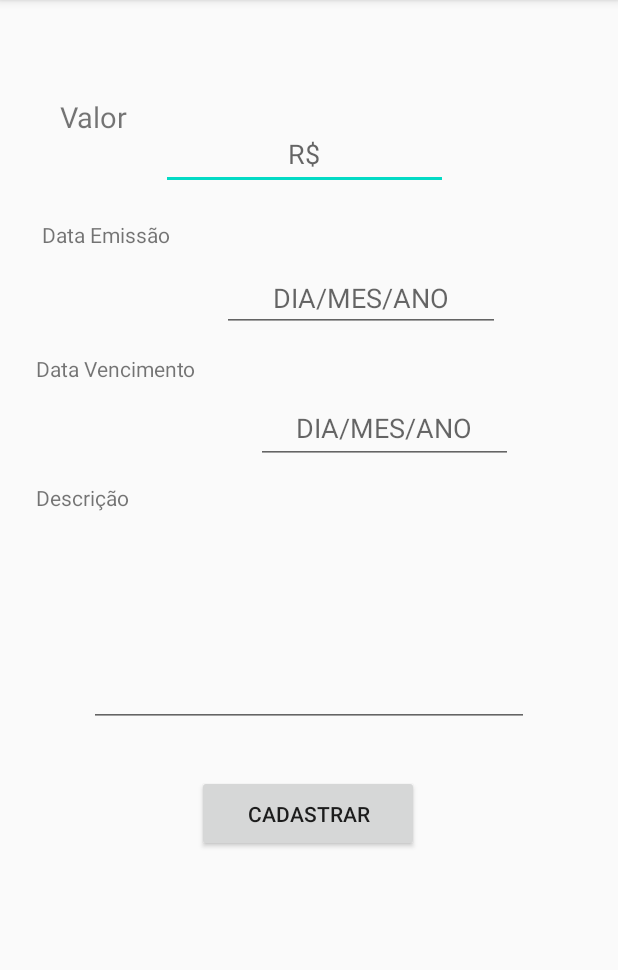
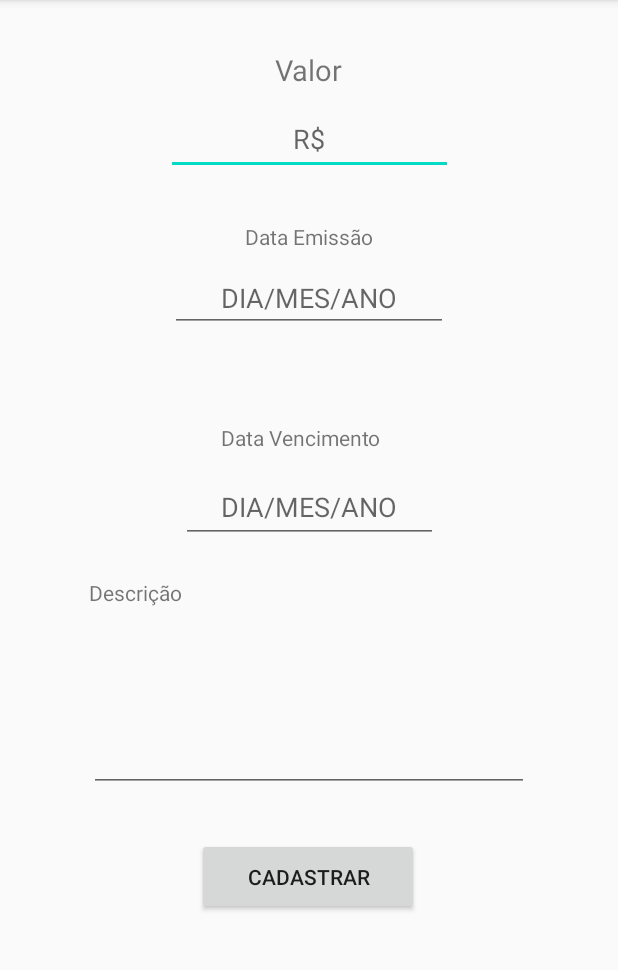
Before and after one commit to Cristierre/GestorDespesasApp, an Android app: the CadastroDespesaActivity screen opened directly, with no data from a screen before it, on a phone screen of 412 x 824 dp, the part 84-1054 px from its top. Run offline under Robolectric (Android 15) with nearby library versions, the phone set to English and light mode, and no system bars; our stand-ins replace Firebase (no records; nobody signed in at launch, a user with empty details on screens opened directly).

Commit message:
Ajusta erros, cria content lista, configura inserção database

```diff
--- a/app/build.gradle
+++ b/app/build.gradle
@@ -25,8 +25,7 @@ android {
 dependencies {
     implementation fileTree(dir: 'libs', include: ['*.jar'])
 
-    implementation 'com.google.firebase:firebase-analytics:17.2.2'
-    implementation 'com.google.firebase:firebase-core:17.0.0'
+    implementation 'com.google.firebase:firebase-analytics:17.4.1'
     implementation 'com.google.firebase:firebase-auth:19.3.1'
     implementation 'com.google.firebase:firebase-database:19.3.0'
 
--- a/app/src/main/AndroidManifest.xml
+++ b/app/src/main/AndroidManifest.xml
@@ -13,6 +13,7 @@
         <activity android:name=".CadastroDespesaActivity" />
         <activity android:name=".CadastroActivity" />
         <activity android:name=".MainActivity">
+
             <intent-filter>
                 <action android:name="android.intent.action.MAIN" />
 
@@ -20,5 +21,5 @@
             </intent-filter>
         </activity>
     </application>
-
+    <uses-permission android:name="android.permission.ACCESS_FINE_LOCATION"/>
 </manifest>
--- a/app/src/main/java/br/com/gestor/despesas/app/CadastroActivity.java
+++ b/app/src/main/java/br/com/gestor/despesas/app/CadastroActivity.java
@@ -20,7 +20,7 @@ public class CadastroActivity extends AppCompatActivity {
     EditText etEmail, etSenha;
 
     private FirebaseAuth auth;
-    private FirebaseUser usuario;
+    private  FirebaseUser usuario;
 
     @Override
     protected void onCreate(Bundle savedInstanceState) {
@@ -51,6 +51,7 @@ public class CadastroActivity extends AppCompatActivity {
                         @Override
                         public void onComplete(@NonNull Task<AuthResult> task) {
                             usuario = auth.getCurrentUser();
+                            Intent intent = new Intent(CadastroActivity.this, MainActivity.class);
                         }
                     });
         }
--- a/app/src/main/java/br/com/gestor/despesas/app/MainActivity.java
+++ b/app/src/main/java/br/com/gestor/despesas/app/MainActivity.java
@@ -53,7 +53,10 @@ public class MainActivity extends AppCompatActivity {
         btnLogin.setOnClickListener(new View.OnClickListener() {
             @Override
             public void onClick(View v) {
-                logar();
+                //logar();
+                Intent intent = new Intent(MainActivity.this, ListaDespesa.class);
+                startActivity(intent);
+
             }
         });
 
--- a/app/src/main/res/layout/activity_cadastro_despesa.xml
+++ b/app/src/main/res/layout/activity_cadastro_despesa.xml
@@ -13,109 +13,110 @@
         android:ems="10"
         android:gravity="center"
         android:hint="@string/etValor"
-        android:inputType="number"
-        app:layout_constraintBottom_toTopOf="@+id/etDaraEmissao"
+        android:inputType="numberDecimal"
+        app:layout_constraintBottom_toBottomOf="parent"
         app:layout_constraintEnd_toEndOf="parent"
-        app:layout_constraintHorizontal_bias="0.161"
-        app:layout_constraintStart_toEndOf="@+id/tvValor"
+        app:layout_constraintStart_toStartOf="parent"
         app:layout_constraintTop_toTopOf="parent"
-        app:layout_constraintVertical_bias="0.616" />
+        app:layout_constraintVertical_bias="0.095" />
 
     <EditText
         android:id="@+id/etDaraEmissao"
         android:layout_width="185dp"
         android:layout_height="45dp"
-        android:layout_marginBottom="40dp"
         android:ems="10"
         android:gravity="center"
         android:hint="@string/etData"
         android:inputType="date"
-        app:layout_constraintBottom_toTopOf="@+id/etDataVencimento"
+        app:layout_constraintBottom_toBottomOf="parent"
         app:layout_constraintEnd_toEndOf="parent"
-        app:layout_constraintHorizontal_bias="0.306"
-        app:layout_constraintStart_toEndOf="@+id/tvDataEmissao" />
+        app:layout_constraintStart_toStartOf="parent"
+        app:layout_constraintTop_toTopOf="parent"
+        app:layout_constraintVertical_bias="0.244" />
 
     <EditText
         android:id="@+id/etDataVencimento"
         android:layout_width="171dp"
         android:layout_height="48dp"
-        android:layout_marginStart="40dp"
-        android:layout_marginBottom="56dp"
         android:ems="10"
         android:gravity="center"
         android:hint="@string/etData"
         android:inputType="date"
-        app:layout_constraintBottom_toTopOf="@+id/etDescricao"
+        app:layout_constraintBottom_toBottomOf="parent"
         app:layout_constraintEnd_toEndOf="parent"
-        app:layout_constraintHorizontal_bias="0.0"
-        app:layout_constraintStart_toEndOf="@+id/tvDataVencimento" />
+        app:layout_constraintStart_toStartOf="parent"
+        app:layout_constraintTop_toTopOf="parent"
+        app:layout_constraintVertical_bias="0.436" />
 
     <EditText
         android:id="@+id/etDescricao"
         android:layout_width="293dp"
         android:layout_height="119dp"
-        android:layout_marginBottom="32dp"
         android:ems="10"
         android:gravity="start|top"
         android:inputType="textMultiLine"
-        app:layout_constraintBottom_toTopOf="@+id/btnSalvarDesp"
+        app:layout_constraintBottom_toBottomOf="parent"
         app:layout_constraintEnd_toEndOf="parent"
-        app:layout_constraintStart_toStartOf="parent" />
+        app:layout_constraintStart_toStartOf="parent"
+        app:layout_constraintTop_toTopOf="parent"
+        app:layout_constraintVertical_bias="0.63" />
 
     <TextView
         android:id="@+id/tvDescricao"
         android:layout_width="wrap_content"
         android:layout_height="wrap_content"
-        android:layout_marginBottom="24dp"
         android:text="@string/tvDescricao"
-        app:layout_constraintBottom_toTopOf="@+id/etDescricao"
+        app:layout_constraintBottom_toBottomOf="parent"
         app:layout_constraintEnd_toEndOf="parent"
-        app:layout_constraintHorizontal_bias="0.068"
-        app:layout_constraintStart_toStartOf="parent" />
+        app:layout_constraintHorizontal_bias="0.17"
+        app:layout_constraintStart_toStartOf="parent"
+        app:layout_constraintTop_toTopOf="parent"
+        app:layout_constraintVertical_bias="0.515" />
 
     <TextView
         android:id="@+id/tvValor"
         android:layout_width="wrap_content"
         android:layout_height="wrap_content"
-        android:layout_marginStart="40dp"
         android:text="@string/tvValor"
         android:textSize="19sp"
-        app:layout_constraintBottom_toTopOf="@+id/tvDataEmissao"
+        app:layout_constraintBottom_toBottomOf="parent"
+        app:layout_constraintEnd_toEndOf="parent"
         app:layout_constraintStart_toStartOf="parent"
         app:layout_constraintTop_toTopOf="parent"
-        app:layout_constraintVertical_bias="0.537" />
+        app:layout_constraintVertical_bias="0.045" />
 
     <TextView
         android:id="@+id/tvDataEmissao"
         android:layout_width="wrap_content"
         android:layout_height="wrap_content"
-        android:layout_marginStart="28dp"
         android:text="@string/tvDataEmissao"
-        app:layout_constraintBottom_toTopOf="@+id/tvDataVencimento"
+        app:layout_constraintBottom_toBottomOf="parent"
+        app:layout_constraintEnd_toEndOf="parent"
         app:layout_constraintStart_toStartOf="parent"
         app:layout_constraintTop_toTopOf="parent"
-        app:layout_constraintVertical_bias="0.677" />
+        app:layout_constraintVertical_bias="0.198" />
 
     <TextView
         android:id="@+id/tvDataVencimento"
-        android:layout_width="wrap_content"
-        android:layout_height="wrap_content"
-        android:layout_marginStart="24dp"
-        android:layout_marginTop="236dp"
+        android:layout_width="116dp"
+        android:layout_height="21dp"
         android:text="@string/tvDataVencimento"
-        app:layout_constraintBottom_toTopOf="@+id/tvDescricao"
+        app:layout_constraintBottom_toBottomOf="parent"
+        app:layout_constraintEnd_toEndOf="parent"
+        app:layout_constraintHorizontal_bias="0.498"
         app:layout_constraintStart_toStartOf="parent"
         app:layout_constraintTop_toTopOf="parent"
-        app:layout_constraintVertical_bias="0.0" />
+        app:layout_constraintVertical_bias="0.378" />
 
     <Button
         android:id="@+id/btnSalvarDesp"
         android:layout_width="148dp"
         android:layout_height="51dp"
-        android:layout_marginBottom="200dp"
         android:text="@string/btnCadastrar"
         app:layout_constraintBottom_toBottomOf="parent"
         app:layout_constraintEnd_toEndOf="parent"
         app:layout_constraintHorizontal_bias="0.498"
-        app:layout_constraintStart_toStartOf="parent" />
+        app:layout_constraintStart_toStartOf="parent"
+        app:layout_constraintTop_toTopOf="parent"
+        app:layout_constraintVertical_bias="0.78" />
 </androidx.constraintlayout.widget.ConstraintLayout>
--- a/app/src/main/res/layout/activity_lista_despesa.xml
+++ b/app/src/main/res/layout/activity_lista_despesa.xml
@@ -6,6 +6,7 @@
     android:layout_height="match_parent"
     tools:context=".ListaDespesa">
 
+    <include layout="@layout/content_lista_despesas"/>
     <com.google.android.material.floatingactionbutton.FloatingActionButton
         android:id="@+id/fbLista"
         android:layout_width="44dp"
@@ -17,5 +18,6 @@
         app:layout_constraintStart_toStartOf="parent"
         app:layout_constraintTop_toTopOf="parent"
         app:layout_constraintVertical_bias="0.871"
-        app:srcCompat="@android:drawable/ic_menu_add" />
+        app:srcCompat="@android:drawable/ic_menu_add"
+        android:focusable="true" />
 </androidx.constraintlayout.widget.ConstraintLayout>
```
Also changed, not shown: app/src/main/java/br/com/gestor/despesas/app/CadastroDespesaActivity.java (+5 -5 lines), app/src/main/java/br/com/gestor/despesas/app/Despesa.java (+18 -10 lines), app/src/main/java/br/com/gestor/despesas/app/ListaDespesa.java (+83 -1 lines), app/src/main/res/layout/content_lista_despesas.xml (added, +13 -0 lines).
